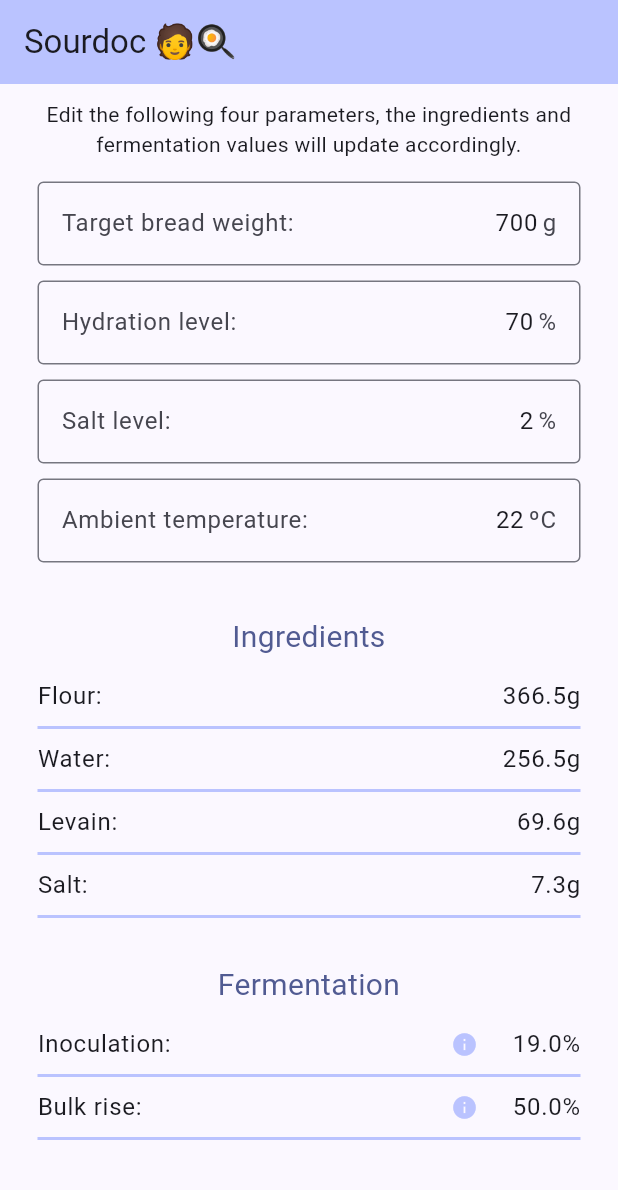
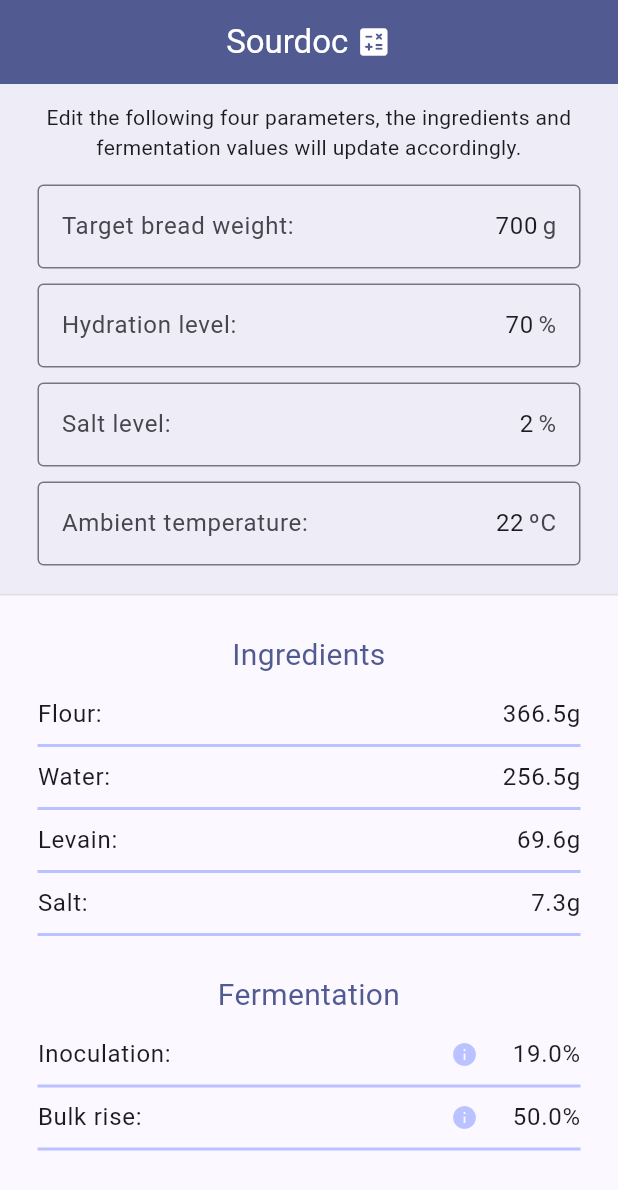
Before and after one commit to duddu/sourdoc, a Flutter app: the screen it shows after launch, on a phone screen of 412 x 824 dp. Shown: the top 1190 px of the screen. Run offline on Flutter 3.47's test engine with Material 2 defaults, Android fonts, the light colour scheme and no system bars.

Commit message:
UI embellishments

```diff
--- a/lib/main.dart
+++ b/lib/main.dart
@@ -10,7 +10,7 @@ void main() {
 class Sourdoc extends StatelessWidget {
   const Sourdoc({super.key});
 
-  final String _title = 'Sourdoc 🧑‍🍳';
+  final String _title = 'Sourdoc';
 
   @override
   Widget build(BuildContext context) {
@@ -118,15 +118,32 @@ class _HomePageState extends State<HomePage> {
   Widget build(BuildContext context) {
     return Scaffold(
       appBar: AppBar(
-        backgroundColor: Theme.of(context).colorScheme.inversePrimary,
-        title: Text(widget.title),
+        backgroundColor: Theme.of(context).colorScheme.primary,
+        title: Row(mainAxisAlignment: MainAxisAlignment.center, children: [
+          Text(widget.title, style: const TextStyle(color: Colors.white)),
+          const Padding(
+              padding: EdgeInsets.only(left: 5),
+              child: Icon(
+                Icons.calculate_rounded,
+                color: Colors.white,
+              ))
+        ]),
       ),
       body: Center(
           child: ListView(
-        padding: const EdgeInsets.fromLTRB(25, 10, 25, 30),
+        padding: const EdgeInsets.only(bottom: 30),
         children: [
+          Container(
+              decoration: BoxDecoration(
+                  color: Theme.of(context).colorScheme.primary.withAlpha(20),
+                  border: Border(
+                      bottom:
+                          BorderSide(width: 1, color: Colors.grey.shade300))),
+              child: Padding(
+                  padding: const EdgeInsets.fromLTRB(25, 0, 25, 14),
+                  child: Column(children: [
                     const Padding(
-              padding: EdgeInsets.fromLTRB(0, 0, 0, 10),
+                        padding: EdgeInsets.fromLTRB(0, 12, 0, 10),
                         child: Text(
                           'Edit the following four parameters, the ingredients and fermentation values will update accordingly.',
                           textAlign: TextAlign.center,
@@ -166,7 +183,11 @@ class _HomePageState extends State<HomePage> {
                           suffixText: 'ºC',
                         ),
                       ],
-          ),
+                    )
+                  ]))),
+          Padding(
+              padding: const EdgeInsets.fromLTRB(25, 0, 25, 0),
+              child: Column(children: [
                 const Row(
                   children: <FullWidthHeaderWithPadding>[
                     FullWidthHeaderWithPadding(
@@ -199,6 +220,7 @@ class _HomePageState extends State<HomePage> {
                     value: '$_bulkRise%',
                     additionalInfoText:
                         'This value indicates how much should the dough have risen, from the moment of mixing the levain, to consider the bulk fermentation phase completed. It is directly affected by the ambient temperature, as in a warmer environment the dough will need to rise less to be considered ready for the shaping phase.'),
+              ]))
         ],
       )),
     );
--- a/lib/widgets/full_width_header_with_padding.dart
+++ b/lib/widgets/full_width_header_with_padding.dart
@@ -4,7 +4,7 @@ class FullWidthHeaderWithPadding extends StatelessWidget {
   const FullWidthHeaderWithPadding({
     super.key,
     required this.text,
-    this.paddingTop = 30,
+    this.paddingTop = 25,
   });
 
   final String text;
```
Lines whose indentation alone changed are shown as unchanged.
